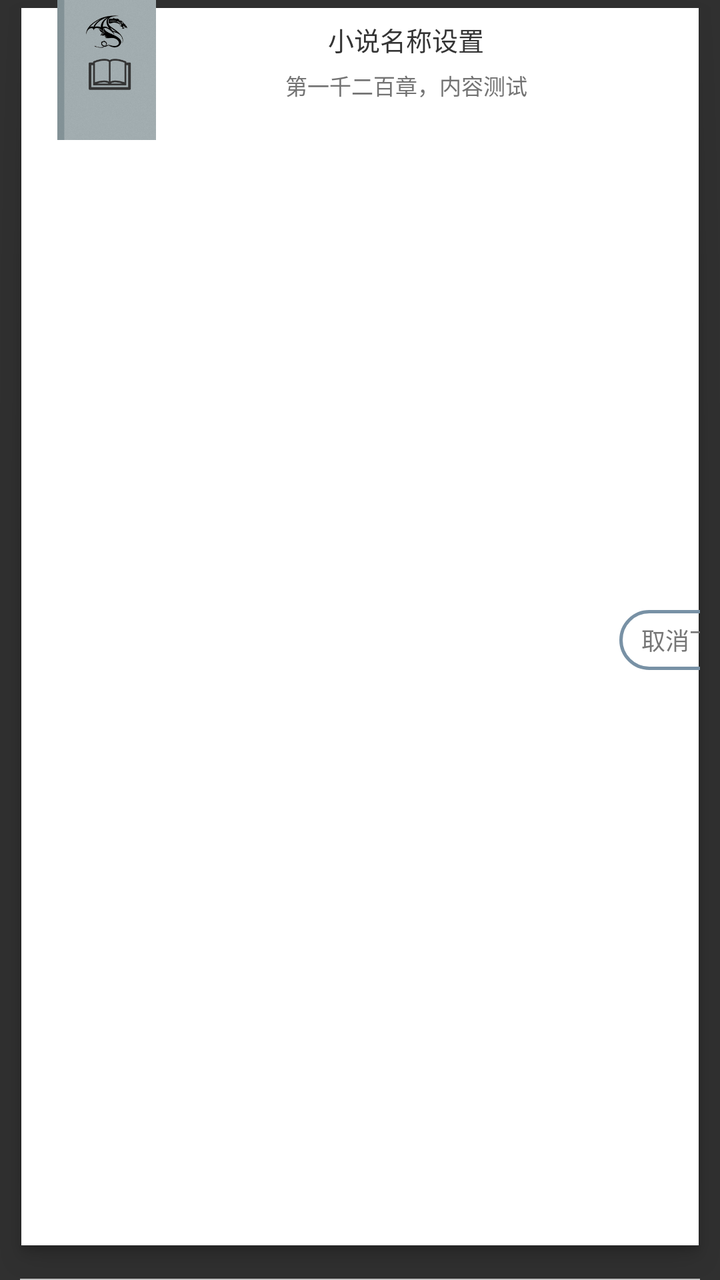
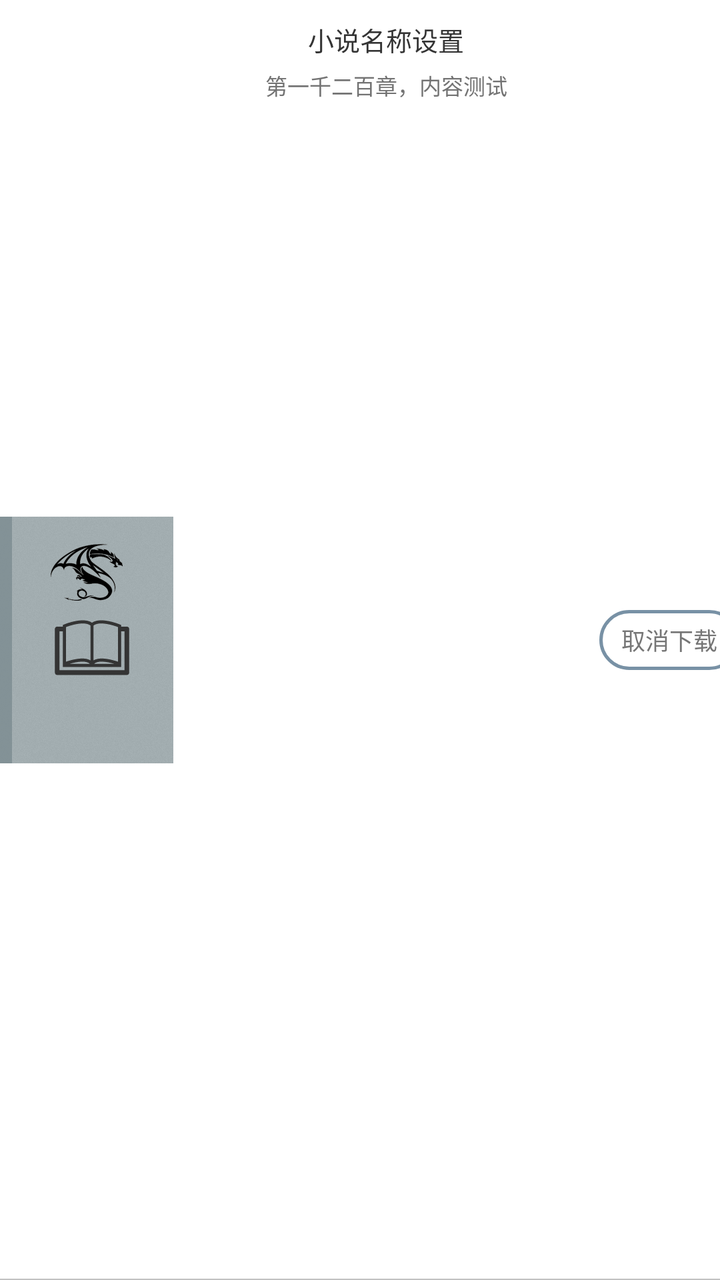

The first picture is an Android layout as it rendered before a commit; the second is the same layout after the commit. The layout source and the unified diff follow.
<!-- AndroidManifest.xml: application theme Theme.Design.NoActionBar -->
<!-- res/layout/view_pop_downloadlist.xml -->
<?xml version="1.0" encoding="utf-8"?>
<FrameLayout xmlns:android="http://schemas.android.com/apk/res/android"
    xmlns:app="http://schemas.android.com/apk/res-auto"
    android:layout_width="match_parent"
    android:layout_height="80dp"
    android:background="@drawable/bg_search"
    android:paddingLeft="10dp"
    android:paddingRight="10dp">

    <LinearLayout
        android:layout_width="match_parent"
        android:layout_height="match_parent"
        android:layout_gravity="center_vertical"
        android:orientation="horizontal">


        <ImageView
            android:id="@+id/iv_cover"
            android:layout_width="wrap_content"
            android:layout_height="70dp"
            android:src="@drawable/img_cover_default" />

        <LinearLayout
            android:layout_width="213dp"
            android:layout_height="match_parent"
            android:orientation="vertical"
            android:paddingLeft="10dp"
            android:paddingRight="10dp">

            <TextView
                android:id="@+id/tv_name"
                android:layout_width="wrap_content"
                android:layout_height="wrap_content"
                android:layout_gravity="center"
                android:layout_marginTop="10dp"
                android:ellipsize="end"
                android:singleLine="true"
                android:text="小说名称设置"
                android:textColor="@color/tv_btn_black"
                android:textSize="13sp" />


            <TextView
                android:id="@+id/tv_chapter_name"
                android:layout_width="wrap_content"
                android:layout_height="wrap_content"
                android:layout_gravity="center"
                android:layout_marginTop="5dp"
                android:ellipsize="end"
                android:maxLines="2"
                android:text="第一千二百章，内容测试"
                android:textColor="@color/tv_btn_normal_black"
                android:textSize="11sp" />

        </LinearLayout>


        
        
        
        
        
        
        
        
        
        
        


        <TextView
            android:id="@+id/tv_cancel"
            android:layout_width="70dp"
            android:layout_height="30dp"
            android:layout_gravity="right|center"
            android:background="@drawable/selector_bg_download_cancel"
            android:clickable="true"
            android:gravity="center"
            android:text="取消下载"
            android:textColor="#767676"
            android:textSize="12sp" />

    </LinearLayout>

    <TextView
        android:id="@+id/tv_none"
        android:layout_width="match_parent"
        android:layout_height="match_parent"
        android:background="#ffffff"
        android:clickable="true"
        android:gravity="center"
        android:text="暂无任务"
        android:textColor="@color/tv_btn_black"
        android:textSize="14sp"
        android:visibility="invisible" />

    <View
        android:layout_width="match_parent"
        android:layout_height="0.7dp"
        android:layout_gravity="bottom"
        android:background="#c1c1c1" />

    <View
        android:layout_width="match_parent"
        android:layout_height="60dp" />
</FrameLayout>
<!-- resources referenced by this layout -->
<resources>
  <color name="tv_btn_black">#343434</color>
  <color name="tv_btn_normal_black">#737373</color>
  <!-- drawable bg_search: png bitmap (drawable-xxhdpi, 4619 bytes) -->
  <!-- drawable img_cover_default: png bitmap (drawable-xxhdpi, 26942 bytes) -->
  <!-- drawable selector_bg_download_cancel (drawable) -->
  <?xml version="1.0" encoding="utf-8"?>
  <selector xmlns:android="http://schemas.android.com/apk/res/android">
      <item android:state_pressed="false" android:drawable="@drawable/shape_bg_download_cancel_nor"/>
      <item android:state_pressed="true" android:drawable="@drawable/shape_bg_download_cancel_pre"/>
  </selector>
  <!-- drawable shape_bg_download_cancel_nor (drawable) -->
  <?xml version="1.0" encoding="utf-8"?>
  <shape xmlns:android="http://schemas.android.com/apk/res/android"
      android:shape="rectangle">
      <corners android:radius="25dp"/>
      <stroke android:color="@color/tv_text_addshelf_pre"
          android:width="1.5dp"/>
  </shape>
  <!-- drawable shape_bg_download_cancel_pre (drawable) -->
  <?xml version="1.0" encoding="utf-8"?>
  <shape xmlns:android="http://schemas.android.com/apk/res/android"
      android:shape="rectangle">
      <corners android:radius="25dp"/>
      <stroke android:color="@color/tv_text_addshelf_deep_pre"
          android:width="1.5dp"/>
  </shape>
  <color name="tv_text_addshelf_pre">#7891A5</color>
  <color name="tv_text_addshelf_deep_pre">#587A8A</color>
</resources>

<!-- the commit's change to res/layout/view_pop_downloadlist.xml (unified diff, before → after) -->
@@ -3,9 +3,7 @@
     xmlns:app="http://schemas.android.com/apk/res-auto"
     android:layout_width="match_parent"
     android:layout_height="80dp"
-    android:background="@drawable/bg_search"
-    android:paddingLeft="10dp"
-    android:paddingRight="10dp">
+    android:background="@color/white">
 
     <LinearLayout
         android:layout_width="match_parent"
@@ -17,7 +15,7 @@
         <ImageView
             android:id="@+id/iv_cover"
             android:layout_width="wrap_content"
-            android:layout_height="70dp"
+            android:layout_height="match_parent"
             android:src="@drawable/img_cover_default" />
 
         <LinearLayout
@@ -54,20 +52,6 @@
 
         </LinearLayout>
 
-
-        
-        
-        
-        
-        
-        
-        
-        
-        
-        
-        
-
-
         <TextView
             android:id="@+id/tv_cancel"
             android:layout_width="70dp"
@@ -102,5 +86,5 @@
 
     <View
         android:layout_width="match_parent"
-        android:layout_height="60dp" />
+        android:layout_height="match_parent" />
 </FrameLayout>
<!-- resource entries referenced after the edit -->
@@ -2,7 +2,7 @@
 <resources>
   <color name="tv_btn_black">#343434</color>
   <color name="tv_btn_normal_black">#737373</color>
-  <!-- drawable bg_search: png bitmap (drawable-xxhdpi, 4619 bytes) -->
+  <color name="white">#ffffffff</color>
   <!-- drawable img_cover_default: png bitmap (drawable-xxhdpi, 26942 bytes) -->
   <!-- drawable selector_bg_download_cancel (drawable) -->
   <?xml version="1.0" encoding="utf-8"?>
